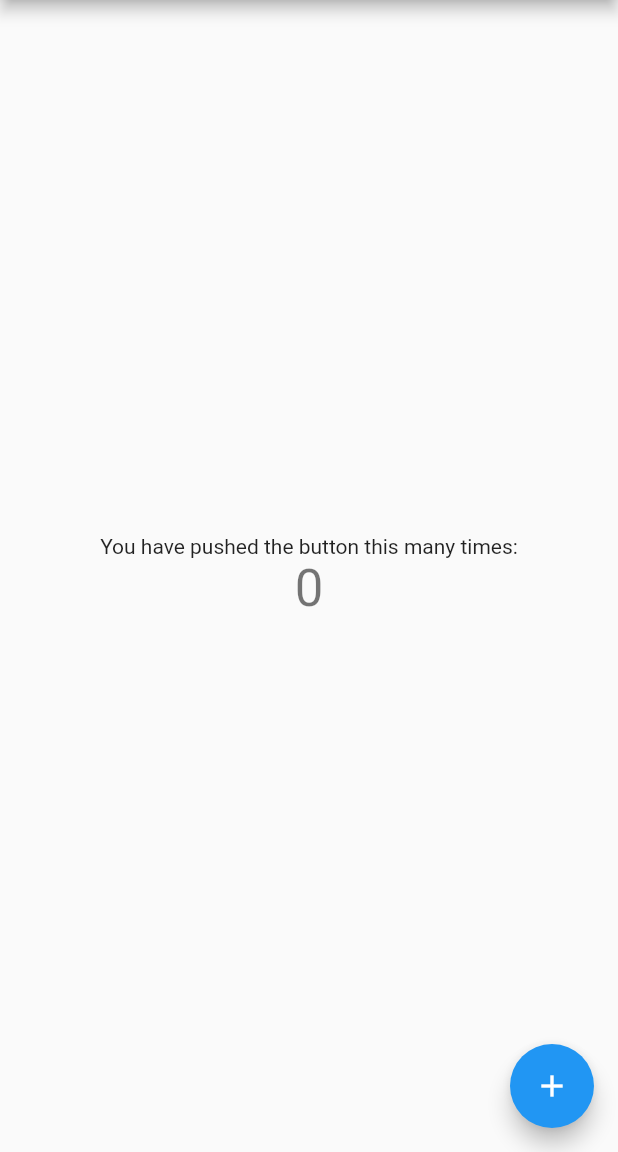
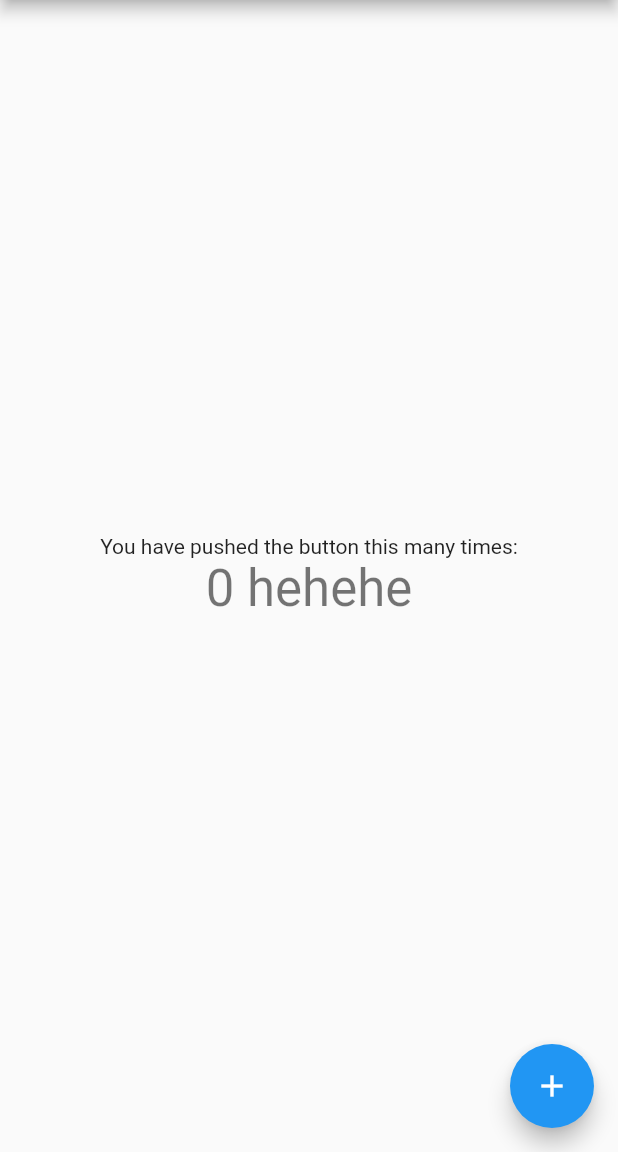
Before and after one commit to gu-tig169-ht21/gusskinsa, a Flutter app: the screen it shows after launch, on a phone screen of 412 x 824 dp, the part 84-1236 px from its top. Run offline on Flutter 3.47's test engine with Material 2 defaults, Android fonts, the phone set to English and light mode, and no system bars.

```diff
--- a/lib/main.dart
+++ b/lib/main.dart
@@ -99,7 +99,7 @@ class _MyHomePageState extends State<MyHomePage> {
               'You have pushed the button this many times:',
             ),
             Text(
-              '$_counter',
+              '$_counter hehehe',
               style: Theme.of(context).textTheme.headline4,
             ),
           ],
```
